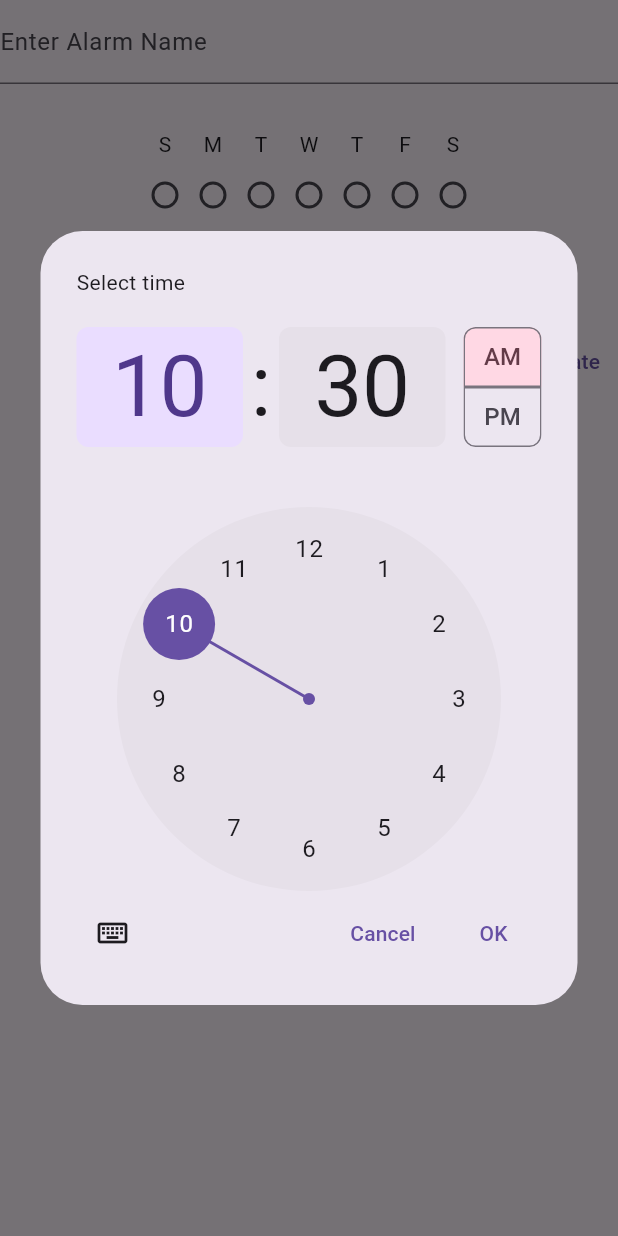
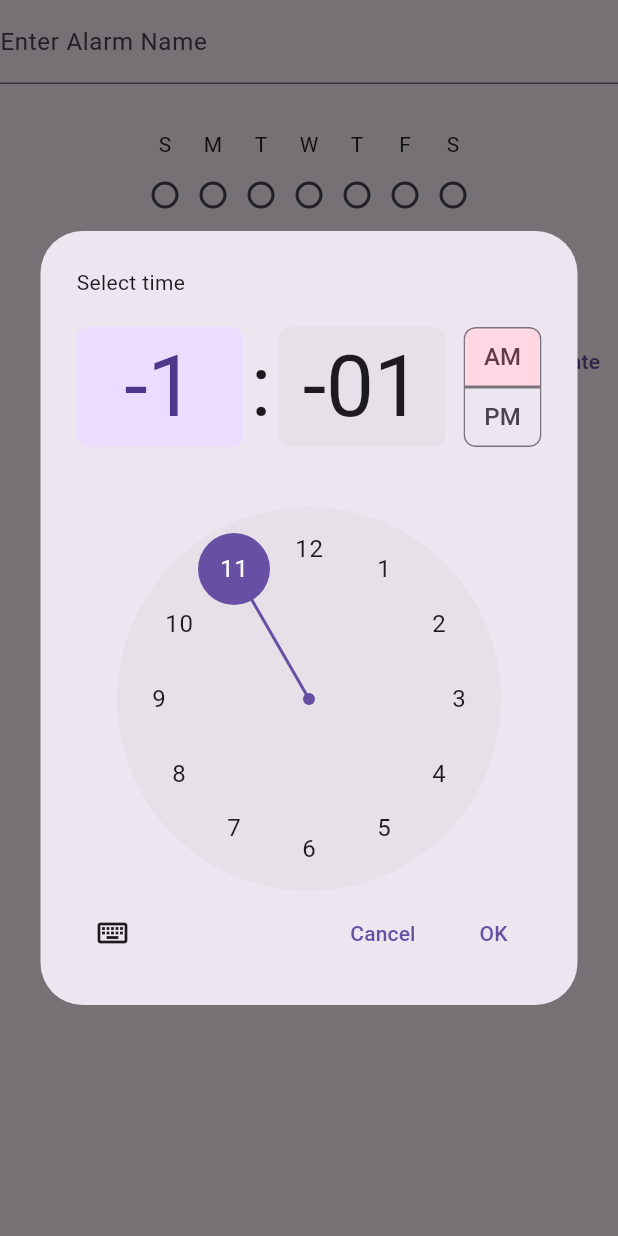
Before and after one commit to Syed-A-Naqvi/task_bell, a Flutter app: the AlarmDialog widget shown alone on an empty page, opened directly with empty values, after a tap on "Select Time", on a phone screen of 412 x 824 dp. Run offline on Flutter 3.47's test engine with Material 3 defaults, Android fonts, the phone set to English and light mode, and no system bars; our stand-ins replace cloud_firestore, file_picker, firebase_core, numberpicker, permission_handler, shared_preferences and 1 more; missing offline and left inert: alarm, youtube_explode_dart; accounts and stored records are empty; generated files the repository leaves out were written again; statements that could not run were skipped.

Commit message:
edit menu now prefills with alarm/timer/folder data

```diff
--- a/task_bell/lib/src/alarm/alarm_folder.dart
+++ b/task_bell/lib/src/alarm/alarm_folder.dart
@@ -146,6 +146,7 @@ class AlarmFolderState extends State<AlarmFolder> {
   final double maxOffset = 40;
 
   void openEditMenu() {
+    HapticFeedback.mediumImpact();
     debugPrint("pressed ${widget.name}");
 
     showDialog(
@@ -155,6 +156,7 @@ class AlarmFolderState extends State<AlarmFolder> {
           parentId: -1, // Provide the necessary parentId
           folderPos: widget.position, // Provide the necessary folderPos
           disableAlarmTab: true,
+          namePrefill: widget.name,
           onCreateAlarm: (alarmInstance){}, // do nothing. alarm tab is disabled
           onCreateFolder: (folder) async {
             // update folder name. Since its final, use fakeName to store changes until reload
--- a/task_bell/lib/src/alarm/helpers/alarm_dialog.dart
+++ b/task_bell/lib/src/alarm/helpers/alarm_dialog.dart
@@ -11,10 +11,16 @@ import '../alarm_instance.dart';
 class AlarmDialog extends StatefulWidget {
   final int parentId;
   final ValueChanged<AlarmInstance> onCreate;
+  final String namePrefill;
+  final int activeDays;
+  final TimeOfDay initialTime;
 
   const AlarmDialog({
     required this.onCreate,
     required this.parentId,
+    this.namePrefill = "",
+    this.activeDays = 0,
+    this.initialTime = const TimeOfDay(hour: -1, minute: -1),
     super.key
   });
 
@@ -23,9 +29,16 @@ class AlarmDialog extends StatefulWidget {
 }
 
 class AlarmDialogState extends State<AlarmDialog> {
-  final TextEditingController nameController = TextEditingController();
-  int activeDays = 0;
-  DateTime? recurTime;
+  late final TextEditingController nameController = TextEditingController(text: widget.namePrefill);
+  late int activeDays = widget.activeDays;
+  late DateTime? recurTime = widget.initialTime.hour < 0 ? null : DateTime(
+          DateTime.now().year,
+          DateTime.now().month,
+          DateTime.now().day,
+          widget.initialTime.hour,
+          widget.initialTime.minute,
+        );
+  late TimeOfDay initialTime = widget.initialTime.hour < 0 ? TimeOfDay.now() : widget.initialTime;
 
   void _handleActiveDaysChanged(int newActiveDays) {
     setState(() {
@@ -34,9 +47,10 @@ class AlarmDialogState extends State<AlarmDialog> {
   }
 
   Future<void> _selectTime() async {
+
     TimeOfDay? selectedTime = await showTimePicker(
       context: context,
-      initialTime: TimeOfDay.now(),
+      initialTime: widget.initialTime,
     );
 
     if (selectedTime != null) {
@@ -54,6 +68,7 @@ class AlarmDialogState extends State<AlarmDialog> {
 
   void _createAlarm() async {
     if (nameController.text.isEmpty || recurTime == null) {
+      debugPrint(recurTime.toString());
       showDialog(
         context: context,
         builder: (context) => const AlertDialog(
@@ -122,6 +137,7 @@ class AlarmDialogState extends State<AlarmDialog> {
 
   @override
   Widget build(BuildContext context) {
+    debugPrint("active days $activeDays");
     return SingleChildScrollView(
       child: Column(
         children: [
@@ -148,7 +164,7 @@ class AlarmDialogState extends State<AlarmDialog> {
             alignment: Alignment.centerRight,
             child: TextButton(
               onPressed: _createAlarm,
-              child: const Text('Create'),
+              child: widget.namePrefill.isEmpty ? const Text('Create') : const Text("Update"),
             ),
           ),
         ],
--- a/task_bell/lib/src/alarm/helpers/folder_dialog.dart
+++ b/task_bell/lib/src/alarm/helpers/folder_dialog.dart
@@ -8,11 +8,13 @@ class FolderDialog extends StatefulWidget {
   final int parentId;
   final ValueChanged<AlarmFolder> onCreate;
   final int position;
+  final String namePrefill;
 
   const FolderDialog({
     required this.onCreate,
     required this.parentId,
     this.position = 0,
+    this.namePrefill = "",
     super.key,
   });
 
@@ -21,7 +23,7 @@ class FolderDialog extends StatefulWidget {
 }
 
 class FolderDialogState extends State<FolderDialog> {
- final TextEditingController nameController = TextEditingController();
+ late final TextEditingController nameController = TextEditingController(text: widget.namePrefill);
 
   void _createFolder() {
     if (nameController.text.isEmpty) {
@@ -62,7 +64,7 @@ class FolderDialogState extends State<FolderDialog> {
             alignment: Alignment.centerRight,
             child: TextButton(
               onPressed: _createFolder,
-              child: const Text('Create'),
+              child: widget.namePrefill.isEmpty ? const Text('Create') : const Text("Update"),
             ),
           ),
         ],
--- a/task_bell/lib/src/alarm/helpers/timer_dialog.dart
+++ b/task_bell/lib/src/alarm/helpers/timer_dialog.dart
@@ -12,10 +12,12 @@ import '../recurrence/relative_recur.dart';
 class TimerDialog extends StatefulWidget {
   final int parentId;
   final ValueChanged<AlarmInstance> onCreate;
+  final String namePrefill;
 
   const TimerDialog({
     required this.onCreate,
     required this.parentId,
+    this.namePrefill = "",
     super.key,
   });
 
@@ -25,7 +27,7 @@ class TimerDialog extends StatefulWidget {
 
 class TimerDialogState extends State<TimerDialog> {
 
-  final TextEditingController nameController = TextEditingController();
+  late final TextEditingController nameController = TextEditingController(text: widget.namePrefill);
   int hours = 0;
   int minutes = 0;
 
@@ -154,7 +156,7 @@ class TimerDialogState extends State<TimerDialog> {
             alignment: Alignment.centerRight,
             child: TextButton(
               onPressed: _createTimer,
-              child: const Text('Create'),
+              child: widget.namePrefill.isEmpty ? const Text('Create') : const Text("Update"),
             ),
           ),
         ],
--- a/task_bell/lib/src/alarm/helpers/timer_or_folder.dart
+++ b/task_bell/lib/src/alarm/helpers/timer_or_folder.dart
@@ -15,6 +15,7 @@ class TimerOrFolderDialog extends StatefulWidget {
   final ValueChanged<AlarmFolder> onCreateFolder;
   final bool disableTimerTab;
   final bool disableFolderTab;
+  final String namePrefill;
 
   const TimerOrFolderDialog({
     required this.onCreateTimer,
@@ -23,6 +24,7 @@ class TimerOrFolderDialog extends StatefulWidget {
     this.disableTimerTab = false,
     this.disableFolderTab = false,
     this.folderPos = 0,
+    this.namePrefill = "",
     super.key
   });
 
@@ -68,6 +70,7 @@ class TimerOrFolderDialogState extends State<TimerOrFolderDialog>
       tabViewList.add(SingleChildScrollView(
           child: TimerDialog(
             parentId: widget.parentId,
+            namePrefill: widget.namePrefill,
             onCreate: _onCreateTimer,
           ),
         ),
--- a/task_bell/lib/src/alarm/timer_instance.dart
+++ b/task_bell/lib/src/alarm/timer_instance.dart
@@ -1,4 +1,5 @@
 import 'package:alarm/alarm.dart';
+import 'package:flutter/services.dart';
 import 'package:task_bell/src/alarm/recurrence/relative_recur.dart';
 import 'alarm_instance.dart';
 import 'package:flutter/material.dart';
@@ -61,12 +62,14 @@ class TimerInstanceState extends AlarmInstanceState {
 
   @override
   void openEditMenu() {
+    HapticFeedback.mediumImpact();
     showDialog(
       context: context,
       builder: (BuildContext context) {
         return TimerOrFolderDialog(
           parentId: -2, // Provide the necessary parentId
           disableFolderTab: true,
+          namePrefill: widget.name,
           onCreateTimer: (alarmInstance) async {
             // I don't think there should be any real changes here other than
             // the type of dialog
```
Also changed, not shown: task_bell/lib/src/alarm/alarm_instance.dart (+7 -0 lines), task_bell/lib/src/alarm/helpers/alarm_or_folder.dart (+10 -0 lines), task_bell/lib/src/alarm/timer_folder.dart (+0 -20 lines).
